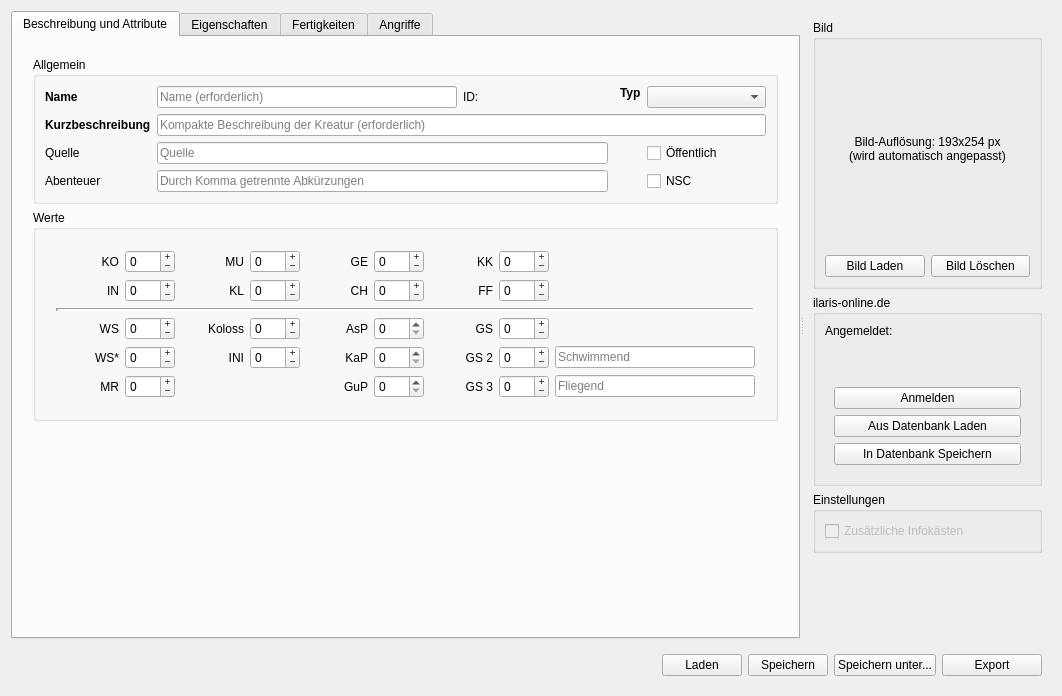
brzGatsu/SephrastoPlugins, file Kreaturen/UI/KreaturMain.ui: the form before one commit.
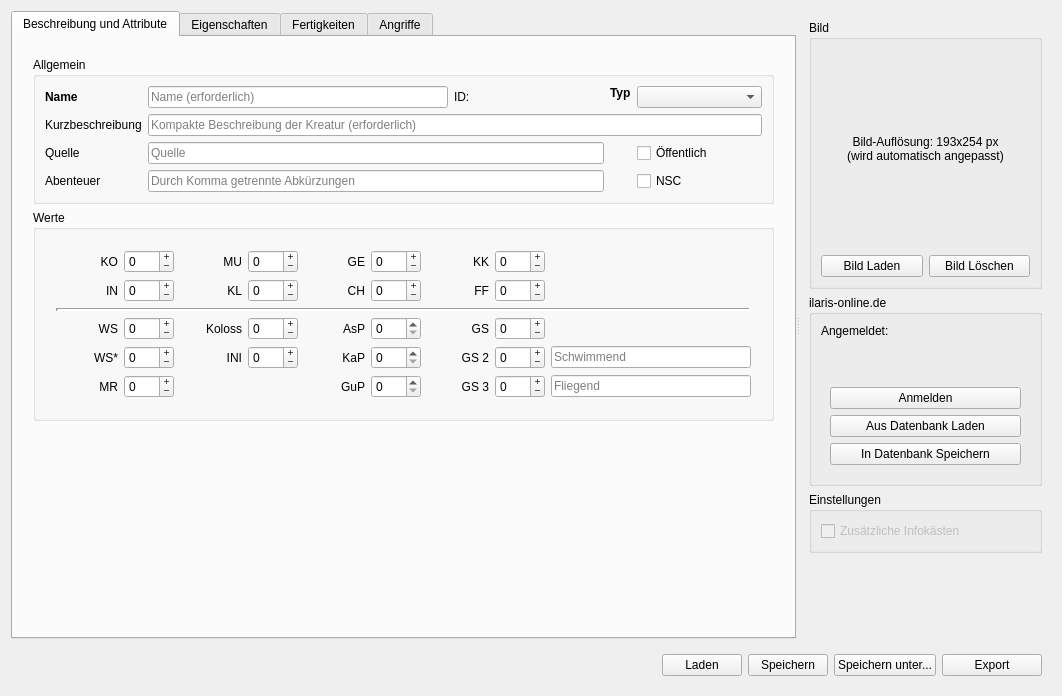
The form after the commit.

Commit message: Kreaturen: set initial active tab index to 0 again

What changed in the file:
```diff
--- a/Kreaturen/UI/KreaturMain.ui
+++ b/Kreaturen/UI/KreaturMain.ui
@@ -90,7 +90,34 @@
              <property name="verticalSpacing">
               <number>6</number>
              </property>
-             <item row="1" column="2">
+             <item row="2" column="1" colspan="3">
+              <widget class="QLineEdit" name="leQuelle">
+               <property name="placeholderText">
+                <string>Quelle</string>
+               </property>
+              </widget>
+             </item>
+             <item row="1" column="0">
+              <widget class="QLabel" name="label">
+               <property name="mouseTracking">
+                <bool>true</bool>
+               </property>
+               <property name="text">
+                <string>Kurzbeschreibung</string>
+               </property>
+              </widget>
+             </item>
+             <item row="3" column="0">
+              <widget class="QLabel" name="label_19">
+               <property name="toolTip">
+                <string>&lt;html&gt;&lt;head/&gt;&lt;body&gt;&lt;p&gt;Liste von Abkürzungen der&lt;a href=&quot;https://ilaris-online.de/app/abenteuers/&quot;&gt;&lt;span style=&quot; text-decoration: underline; color:#0000ff;&quot;&gt;Abenteuer&lt;/span&gt;&lt;/a&gt; in denen die Kreatur vorkommt (durch Komma getrennt). Nicht existierende Abenteuer werden automatisch erstellt.&lt;/p&gt;&lt;/body&gt;&lt;/html&gt;</string>
+               </property>
+               <property name="text">
+                <string>Abenteuer</string>
+               </property>
+              </widget>
+             </item>
+             <item row="0" column="1">
               <widget class="QLineEdit" name="leName">
                <property name="sizePolicy">
                 <sizepolicy hsizetype="Preferred" vsizetype="Fixed">
@@ -109,69 +136,24 @@
                </property>
               </widget>
              </item>
-             <item row="4" column="2" colspan="3">
-              <widget class="QLineEdit" name="leQuelle">
-               <property name="placeholderText">
-                <string>Quelle</string>
+             <item row="0" column="5">
+              <widget class="QComboBox" name="cbTyp">
+               <property name="sizePolicy">
+                <sizepolicy hsizetype="Expanding" vsizetype="Fixed">
+                 <horstretch>0</horstretch>
+                 <verstretch>0</verstretch>
+                </sizepolicy>
                </property>
               </widget>
              </item>
-             <item row="1" column="6">
-              <widget class="QLabel" name="label_14">
-               <property name="minimumSize">
-                <size>
-                 <width>0</width>
-                 <height>0</height>
-                </size>
-               </property>
-               <property name="maximumSize">
-                <size>
-                 <width>250</width>
-                 <height>16777215</height>
-                </size>
-               </property>
+             <item row="0" column="2">
+              <widget class="QLabel" name="laID">
                <property name="text">
-                <string>&lt;html&gt;&lt;head/&gt;&lt;body&gt;&lt;p&gt;&lt;span style=&quot; font-weight:600;&quot;&gt;Typ&lt;/span&gt;&lt;/p&gt;&lt;/body&gt;&lt;/html&gt;</string>
+                <string>ID: </string>
                </property>
-               <property name="alignment">
-                <set>Qt::AlignmentFlag::AlignLeading|Qt::AlignmentFlag::AlignLeft|Qt::AlignmentFlag::AlignTop</set>
-               </property>
               </widget>
              </item>
-             <item row="4" column="7">
-              <widget class="QCheckBox" name="cbPublik">
-               <property name="toolTip">
-                <string>&lt;html&gt;&lt;head/&gt;&lt;body&gt;&lt;p&gt;Veröffentliche Kreaturen sind online für alle sichtbar und sollten einzigartig im Namen sein. Mit der Veröffentlichung ermöglichst du zudem anderen die Kreatur zu bearbeiten.&lt;/p&gt;&lt;/body&gt;&lt;/html&gt;</string>
-               </property>
-               <property name="text">
-                <string>Öffentlich</string>
-               </property>
-              </widget>
-             </item>
-             <item row="1" column="0">
-              <widget class="QLabel" name="label_2">
-               <property name="maximumSize">
-                <size>
-                 <width>250</width>
-                 <height>16777215</height>
-                </size>
-               </property>
-               <property name="text">
-                <string>&lt;html&gt;&lt;head/&gt;&lt;body&gt;&lt;p&gt;&lt;span style=&quot; font-weight:600;&quot;&gt;Name&lt;/span&gt;&lt;/p&gt;&lt;/body&gt;&lt;/html&gt;</string>
-               </property>
-              </widget>
-             </item>
-             <item row="5" column="2" colspan="3">
-              <widget class="QLineEdit" name="leAbenteuer">
-               <property name="text">
-                <string/>
-               </property>
-               <property name="placeholderText">
-                <string>Durch Komma getrennte Abkürzungen</string>
-               </property>
-              </widget>
-             </item>
-             <item row="1" column="4">
+             <item row="0" column="3">
               <spacer name="horizontalSpacer">
                <property name="orientation">
                 <enum>Qt::Orientation::Horizontal</enum>
@@ -184,37 +166,17 @@
                </property>
               </spacer>
              </item>
-             <item row="1" column="7">
-              <widget class="QComboBox" name="cbTyp">
-               <property name="sizePolicy">
-                <sizepolicy hsizetype="Expanding" vsizetype="Fixed">
-                 <horstretch>0</horstretch>
-                 <verstretch>0</verstretch>
-                </sizepolicy>
-               </property>
-              </widget>
-             </item>
-             <item row="5" column="7">
-              <widget class="QCheckBox" name="cbNSC">
-               <property name="toolTip">
-                <string>&lt;html&gt;&lt;head/&gt;&lt;body&gt;&lt;p&gt;Kreaturen werden dann als NSCs gekennzeichnet, wenn ihre Beschreibung eher für ein Individuum (zB Helme Hafax) als für eine ganze Gruppe einer Art oder eines Archetypen gilt (zB Erfahrener Heerführer). Als Faustregel: Bestimmter Artikel -&amp;gt; NSC, unbestimmter Artikel -&amp;gt; kein NSC.&lt;/p&gt;&lt;/body&gt;&lt;/html&gt;</string>
-               </property>
+             <item row="3" column="1" colspan="3">
+              <widget class="QLineEdit" name="leAbenteuer">
                <property name="text">
-                <string>NSC</string>
+                <string/>
                </property>
-              </widget>
-             </item>
-             <item row="5" column="0">
-              <widget class="QLabel" name="label_19">
-               <property name="toolTip">
-                <string>&lt;html&gt;&lt;head/&gt;&lt;body&gt;&lt;p&gt;Liste von Abkürzungen der&lt;a href=&quot;https://ilaris-online.de/app/abenteuers/&quot;&gt;&lt;span style=&quot; text-decoration: underline; color:#0000ff;&quot;&gt;Abenteuer&lt;/span&gt;&lt;/a&gt; in denen die Kreatur vorkommt (durch Komma getrennt). Nicht existierende Abenteuer werden automatisch erstellt.&lt;/p&gt;&lt;/body&gt;&lt;/html&gt;</string>
+               <property name="placeholderText">
+                <string>Durch Komma getrennte Abkürzungen</string>
                </property>
-               <property name="text">
-                <string>Abenteuer</string>
-               </property>
               </widget>
              </item>
-             <item row="4" column="0">
+             <item row="2" column="0">
               <widget class="QLabel" name="label_4">
                <property name="text">
                 <string>Quelle</string>
@@ -224,29 +186,20 @@
                </property>
               </widget>
              </item>
-             <item row="3" column="0">
-              <widget class="QLabel" name="label">
-               <property name="font">
-                <font>
-                 <bold>true</bold>
-                </font>
+             <item row="2" column="5">
+              <widget class="QCheckBox" name="cbPublik">
+               <property name="toolTip">
+                <string>&lt;html&gt;&lt;head/&gt;&lt;body&gt;&lt;p&gt;Veröffentliche Kreaturen sind online für alle sichtbar und sollten einzigartig im Namen sein. Mit der Veröffentlichung ermöglichst du zudem anderen die Kreatur zu bearbeiten.&lt;/p&gt;&lt;/body&gt;&lt;/html&gt;</string>
                </property>
                <property name="mouseTracking">
                 <bool>true</bool>
                </property>
                <property name="text">
-                <string>Kurzbeschreibung</string>
+                <string>Öffentlich</string>
                </property>
               </widget>
              </item>
-             <item row="1" column="3">
-              <widget class="QLabel" name="laID">
-               <property name="text">
-                <string>ID: </string>
-               </property>
-              </widget>
-             </item>
-             <item row="3" column="2" colspan="6">
+             <item row="1" column="1" colspan="5">
               <widget class="QLineEdit" name="leKurzbeschreibung">
                <property name="sizePolicy">
                 <sizepolicy hsizetype="Expanding" vsizetype="Fixed">
@@ -262,6 +215,51 @@
                </property>
               </widget>
              </item>
+             <item row="0" column="4">
+              <widget class="QLabel" name="label_14">
+               <property name="minimumSize">
+                <size>
+                 <width>0</width>
+                 <height>0</height>
+                </size>
+               </property>
+               <property name="maximumSize">
+                <size>
+                 <width>250</width>
+                 <height>16777215</height>
+                </size>
+               </property>
+               <property name="text">
+                <string>&lt;html&gt;&lt;head/&gt;&lt;body&gt;&lt;p&gt;&lt;span style=&quot; font-weight:600;&quot;&gt;Typ&lt;/span&gt;&lt;/p&gt;&lt;/body&gt;&lt;/html&gt;</string>
+               </property>
+               <property name="alignment">
+                <set>Qt::AlignmentFlag::AlignLeading|Qt::AlignmentFlag::AlignLeft|Qt::AlignmentFlag::AlignTop</set>
+               </property>
+              </widget>
+             </item>
+             <item row="0" column="0">
+              <widget class="QLabel" name="label_2">
+               <property name="maximumSize">
+                <size>
+                 <width>250</width>
+                 <height>16777215</height>
+                </size>
+               </property>
+               <property name="text">
+                <string>&lt;html&gt;&lt;head/&gt;&lt;body&gt;&lt;p&gt;&lt;span style=&quot; font-weight:600;&quot;&gt;Name&lt;/span&gt;&lt;/p&gt;&lt;/body&gt;&lt;/html&gt;</string>
+               </property>
+              </widget>
+             </item>
+             <item row="3" column="5">
+              <widget class="QCheckBox" name="cbNSC">
+               <property name="toolTip">
+                <string>&lt;html&gt;&lt;head/&gt;&lt;body&gt;&lt;p&gt;Kreaturen werden dann als NSCs gekennzeichnet, wenn ihre Beschreibung eher für ein Individuum (zB Helme Hafax) als für eine ganze Gruppe einer Art oder eines Archetypen gilt (zB Erfahrener Heerführer). Als Faustregel: Bestimmter Artikel -&amp;gt; NSC, unbestimmter Artikel -&amp;gt; kein NSC.&lt;/p&gt;&lt;/body&gt;&lt;/html&gt;</string>
+               </property>
+               <property name="text">
+                <string>NSC</string>
+               </property>
+              </widget>
+             </item>
             </layout>
            </item>
           </layout>
@@ -1183,8 +1181,8 @@
         <rect>
          <x>0</x>
          <y>0</y>
-         <width>249</width>
-         <height>630</height>
+         <width>245</width>
+         <height>702</height>
         </rect>
        </property>
        <layout class="QVBoxLayout" name="verticalLayout">
```
Left out of the diff: 7 changed lines with no effect on the pictures. The commit also changes 4 other files.
